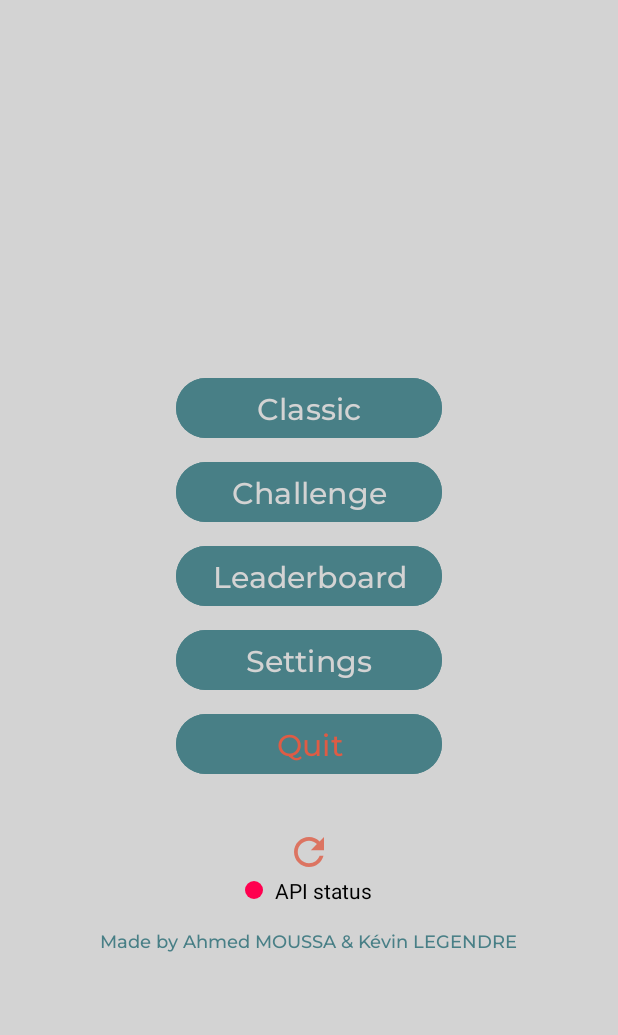
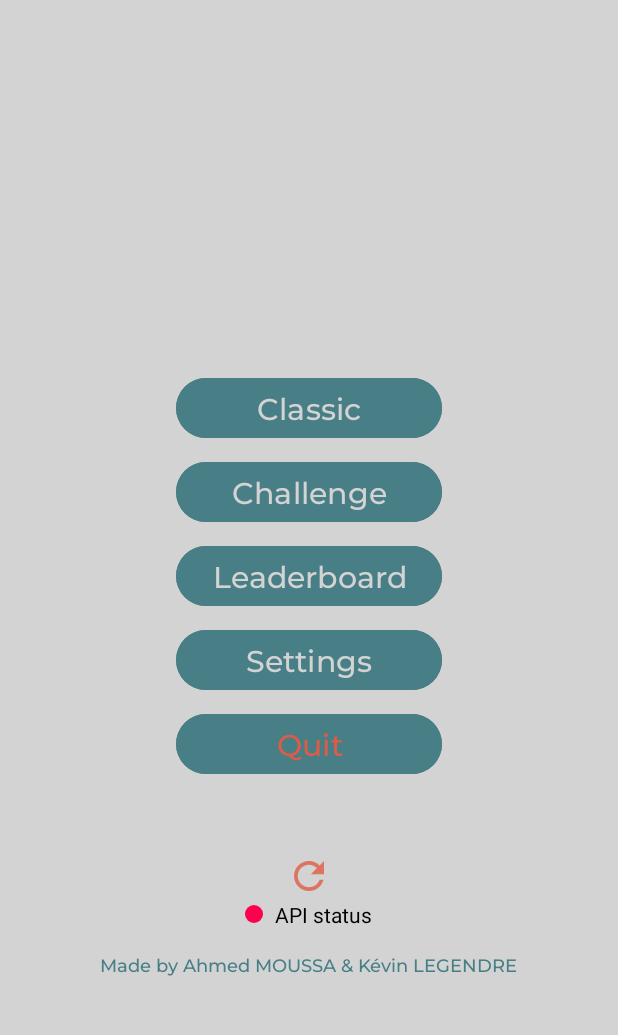
Before and after one commit to DevSpagette/pokeguess-ui, an Android app: the layout activity_main.xml on its own in the app's theme, with its tools: preview values and no code run, on a phone screen of 412 x 824 dp, the part 95-1130 px from its top. Run offline under Robolectric (Android 15) with nearby library versions, the phone set to English and light mode, and no system bars.

Commit message:
main changes

```diff
--- a/app/src/main/res/layout/activity_main.xml
+++ b/app/src/main/res/layout/activity_main.xml
@@ -108,9 +108,8 @@
             android:layout_alignParentBottom="true"
             android:layout_centerHorizontal="true"
             android:layout_marginStart="16dp"
-            android:layout_marginTop="16dp"
-            android:layout_marginEnd="16dp"
-            android:layout_marginBottom="16dp">
+            android:layout_marginTop="32dp"
+            android:layout_marginEnd="16dp">
 
             <ImageButton
                 android:id="@+id/refreshButton"
--- a/app/src/main/res/values/themes.xml
+++ b/app/src/main/res/values/themes.xml
@@ -3,11 +3,12 @@
     <!-- Base application theme. -->
     <style name="Base.Theme.PokeGuess" parent="Theme.Material3.DayNight.NoActionBar">
         <!-- Customize your light theme here. -->
-        <!-- <item name="colorPrimary">@color/my_light_primary</item> -->
+        <item name="colorPrimary">@color/blue_volc</item>
     </style>
 
     <style name="Theme.PokeGuess" parent="Base.Theme.PokeGuess">
         <item name="android:statusBarColor">@color/blue_volc</item>
+        <item name="colorPrimary">@color/orange_volc</item>
     </style>
 
     <style name="DefaultTextStyle">
```
